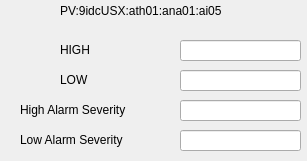
Above: Alarms.ui from APS-USAXS/caQtDM-screens before the change. Below: the same form after it.
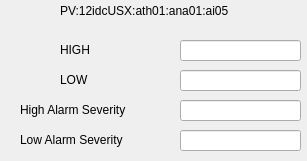
That is the form after the change. Custom widgets are drawn as their Qt base class.

```diff
--- a/Alarms.ui
+++ b/Alarms.ui
@@ -33,7 +33,7 @@
     <string notr="true">color: rgb(0, 0, 0)</string>
    </property>
    <property name="text">
-    <string>PV:9idcUSX:ath01:ana01:ai05</string>
+    <string>PV:12idcUSX:ath01:ana01:ai05</string>
    </property>
   </widget>
   <widget class="QLabel" name="label_3">
```
Left out of the diff: 8 changed lines with no effect on the pictures.
